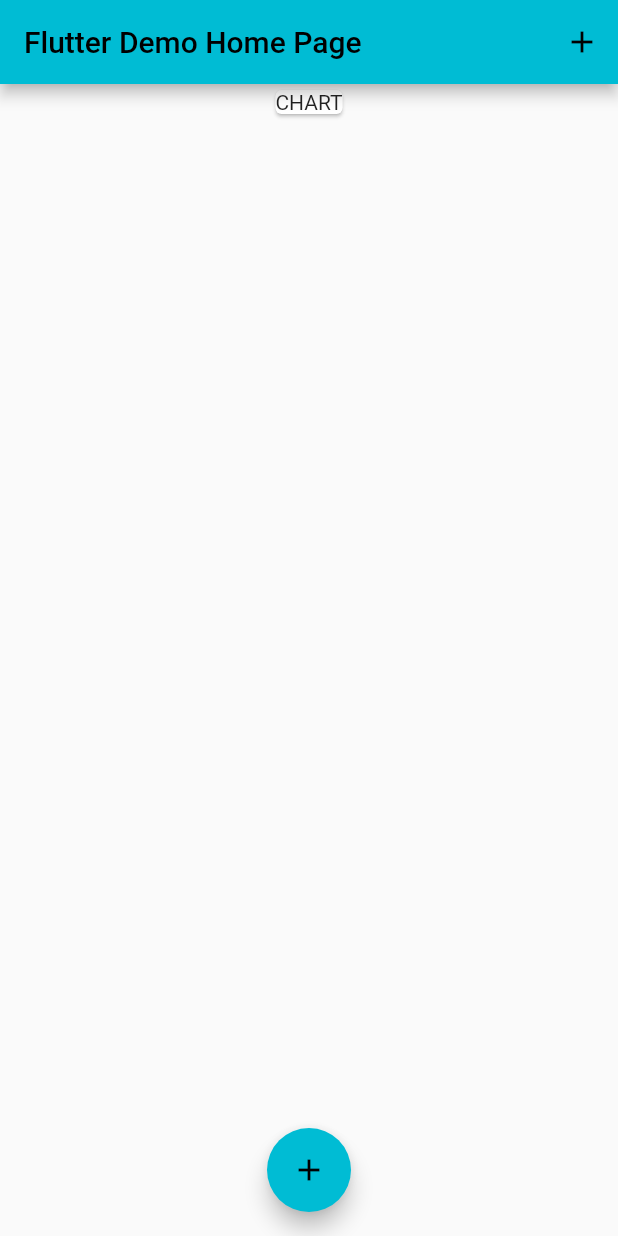
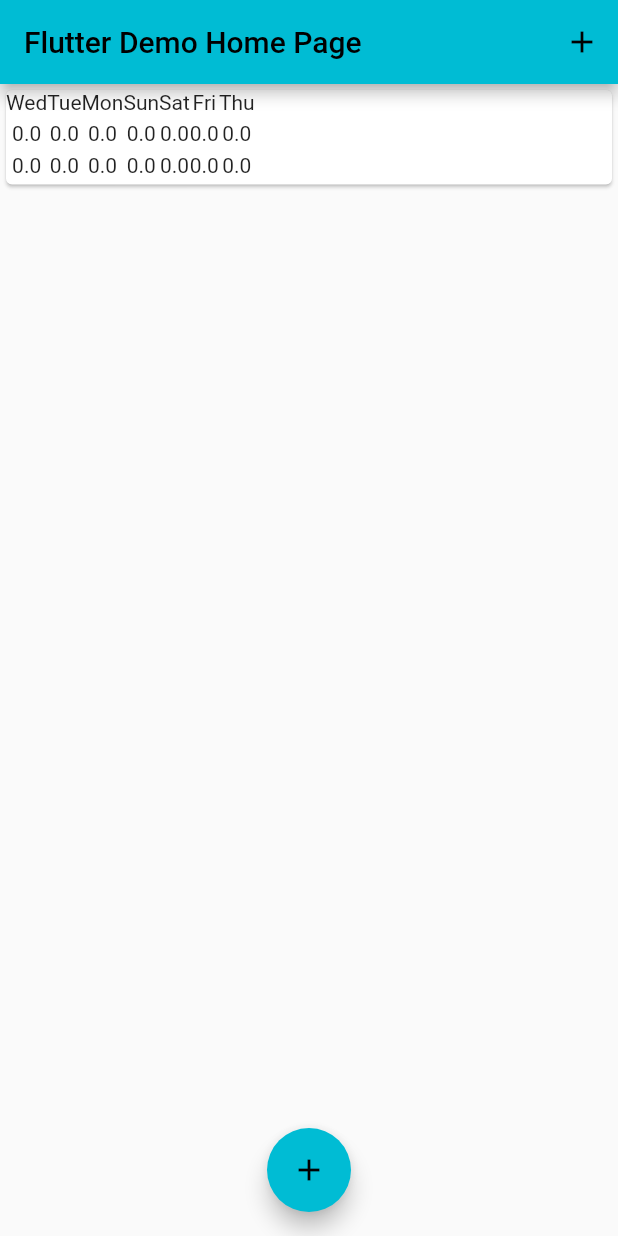
Before and after one commit to KyriakosMilad/expenses_tracker, a Flutter app: the screen it shows after launch, on a phone screen of 412 x 824 dp. Run offline on Flutter 3.47's test engine with Material 2 defaults, Android fonts, the phone set to English and light mode, and no system bars.

Commit message:
Create ChartBar

```diff
--- a/lib/widgets/chart.dart
+++ b/lib/widgets/chart.dart
@@ -1,4 +1,5 @@
 import 'package:expenses_tracker/models/transaction.dart';
+import 'package:expenses_tracker/widgets/chart_bar.dart';
 import 'package:flutter/material.dart';
 import 'package:intl/intl.dart';
 
@@ -6,6 +7,8 @@ class Chart extends StatelessWidget {
   final List<Transaction> transactions;
 
   Chart(this.transactions);
+
+  var totalAmountLastWeek = 0.0;
 
   List<Map<String, Object>> get transactionsLastWeek {
     return List.generate(7, (index) {
@@ -16,23 +19,35 @@ class Chart extends StatelessWidget {
         var transaction = transactions[i];
         if (transaction.date.day == weekDay.day && transaction.date.month == weekDay.month && transaction.date.year == weekDay.year) {
           totalSum += transaction.amount;
+          totalAmountLastWeek += transaction.amount;
         }
       }
 
-      print(weekDay);
-      print(totalSum);
-
       return {
-        'day': DateFormat.E(weekDay),
+        'day': DateFormat.E().format(weekDay),
         'amount': totalSum,
       };
     });
   }
 
+  double getDayPercentage(double amount) {
+    if (amount == 0.0 && totalAmountLastWeek == 0.0) {
+      return 0.0;
+    }
+    return (amount / totalAmountLastWeek) * 100;
+  }
+
   @override
   Widget build(BuildContext context) {
     return Card(
-      child: Text('CHART'),
+      child: Row(
+        children: [
+          ...transactionsLastWeek.map((t) => ChartBar(
+              dayLetter: t['day'].toString(),
+              amount: double.parse(t['amount'].toString()),
+              percentage: getDayPercentage(double.parse(t['amount'].toString()))))
+        ],
+      ),
     );
   }
 }
--- /dev/null
+++ b/lib/widgets/chart_bar.dart
@@ -0,0 +1,30 @@
+import 'package:flutter/material.dart';
+
+class ChartBar extends StatelessWidget {
+  final String dayLetter;
+  final double amount;
+  final double percentage;
+
+  ChartBar({required this.dayLetter, required this.amount, required this.percentage});
+
+  @override
+  Widget build(BuildContext context) {
+    print(percentage);
+    return Column(
+      children: [
+        Text(dayLetter),
+        SizedBox(
+          height: 5,
+        ),
+        Text(amount.toString()),
+        SizedBox(
+          height: 5,
+        ),
+        Text(percentage.toString()),
+        SizedBox(
+          height: 5,
+        ),
+      ],
+    );
+  }
+}
```
